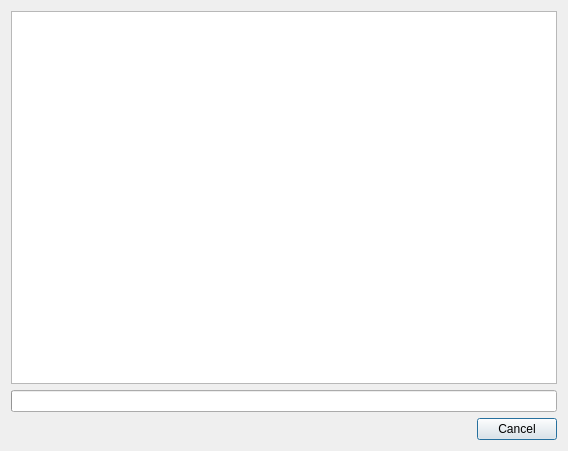
beatreichenbach/node-manager, file nodemanager/ui/process_dialog.ui: the form before one commit.
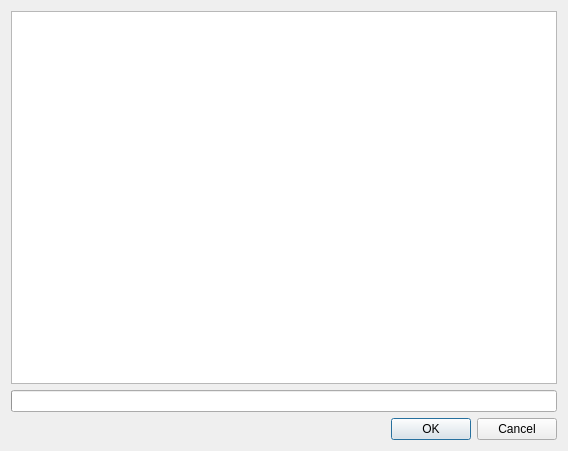
The form after the commit.

Commit message: werk werk werk

The edit to the form file:
```diff
--- a/nodemanager/ui/process_dialog.ui
+++ b/nodemanager/ui/process_dialog.ui
@@ -35,7 +35,7 @@
         <enum>Qt::Horizontal</enum>
        </property>
        <property name="standardButtons">
-        <set>QDialogButtonBox::Cancel</set>
+        <set>QDialogButtonBox::Cancel|QDialogButtonBox::Ok</set>
        </property>
       </widget>
      </item>
```
The commit also changes 2 other files.
